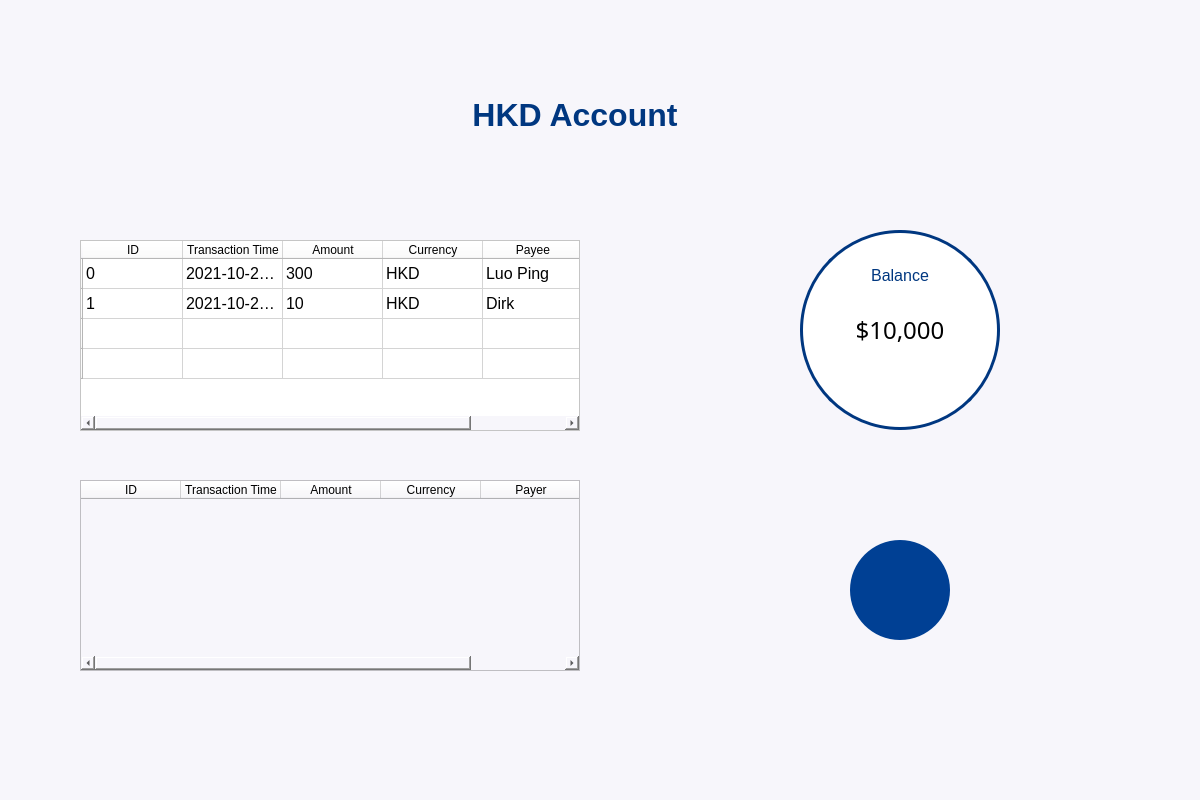
First picture: the form in accountsDetail.ui, repository mintpancake/ikyc, before the edit.
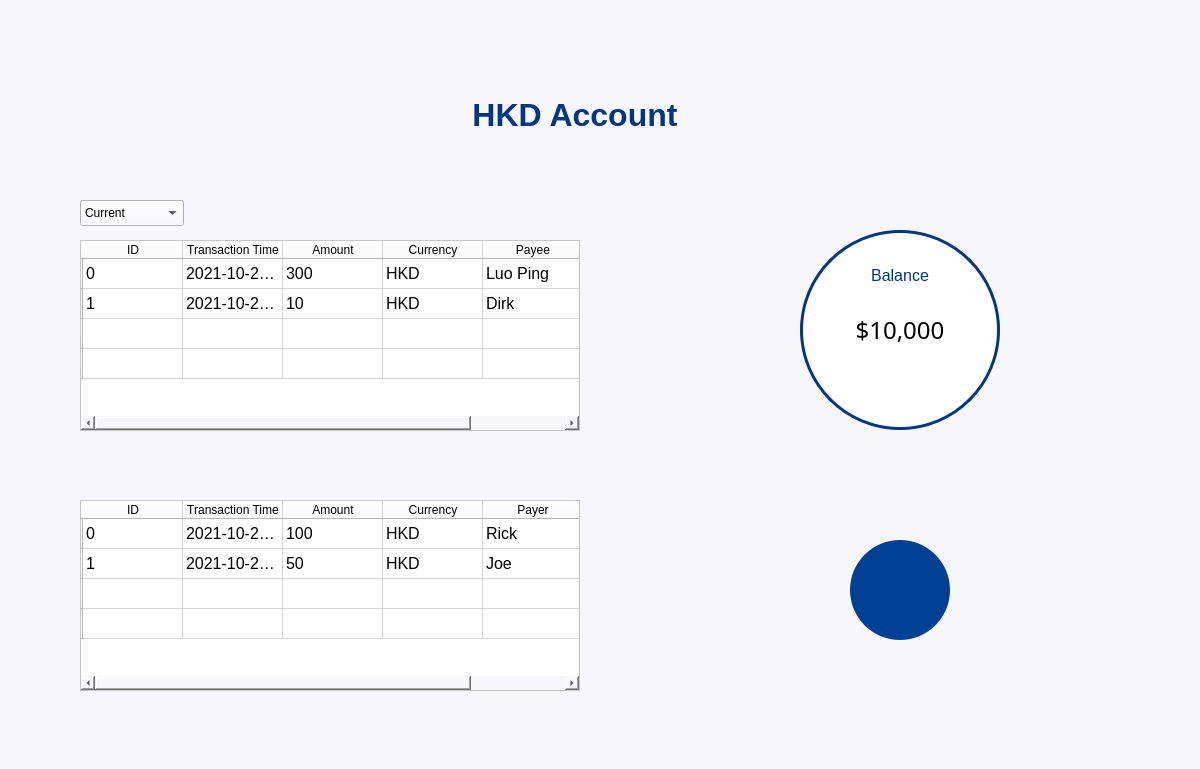
Second picture: the form after the edit. Icons and pictures are not drawn.

The edit to the form file:
```diff
--- a/accountsDetail.ui
+++ b/accountsDetail.ui
@@ -7,7 +7,7 @@
     <x>0</x>
     <y>0</y>
     <width>1200</width>
-    <height>800</height>
+    <height>769</height>
    </rect>
   </property>
   <property name="font">
@@ -211,47 +211,6 @@
      </property>
     </item>
    </widget>
-   <widget class="QTableWidget" name="tableWidget_2">
-    <property name="geometry">
-     <rect>
-      <x>80</x>
-      <y>480</y>
-      <width>500</width>
-      <height>191</height>
-     </rect>
-    </property>
-    <property name="font">
-     <font>
-      <family>Yu Gothic UI</family>
-      <pointsize>12</pointsize>
-     </font>
-    </property>
-    <column>
-     <property name="text">
-      <string>ID</string>
-     </property>
-    </column>
-    <column>
-     <property name="text">
-      <string>Transaction Time</string>
-     </property>
-    </column>
-    <column>
-     <property name="text">
-      <string>Amount</string>
-     </property>
-    </column>
-    <column>
-     <property name="text">
-      <string>Currency</string>
-     </property>
-    </column>
-    <column>
-     <property name="text">
-      <string>Payer</string>
-     </property>
-    </column>
-   </widget>
    <widget class="QWidget" name="HKDWidge" native="true">
     <property name="geometry">
      <rect>
@@ -320,6 +279,157 @@
      </property>
     </widget>
    </widget>
+   <widget class="QTableWidget" name="tableWidget_2">
+    <property name="geometry">
+     <rect>
+      <x>80</x>
+      <y>500</y>
+      <width>500</width>
+      <height>191</height>
+     </rect>
+    </property>
+    <property name="font">
+     <font>
+      <family>Yu Gothic UI</family>
+      <pointsize>12</pointsize>
+     </font>
+    </property>
+    <property name="styleSheet">
+     <string notr="true">background:white</string>
+    </property>
+    <property name="horizontalScrollMode">
+     <enum>QAbstractItemView::ScrollPerItem</enum>
+    </property>
+    <row>
+     <property name="text">
+      <string/>
+     </property>
+    </row>
+    <row>
+     <property name="text">
+      <string/>
+     </property>
+    </row>
+    <row>
+     <property name="text">
+      <string/>
+     </property>
+    </row>
+    <row>
+     <property name="text">
+      <string/>
+     </property>
+    </row>
+    <column>
+     <property name="text">
+      <string>ID</string>
+     </property>
+    </column>
+    <column>
+     <property name="text">
+      <string>Transaction Time</string>
+     </property>
+    </column>
+    <column>
+     <property name="text">
+      <string>Amount</string>
+     </property>
+    </column>
+    <column>
+     <property name="text">
+      <string>Currency</string>
+     </property>
+    </column>
+    <column>
+     <property name="text">
+      <string>Payer</string>
+     </property>
+    </column>
+    <item row="0" column="0">
+     <property name="text">
+      <string>0</string>
+     </property>
+    </item>
+    <item row="0" column="1">
+     <property name="text">
+      <string>2021-10-24-21-00-04
+
+</string>
+     </property>
+    </item>
+    <item row="0" column="2">
+     <property name="text">
+      <string>100</string>
+     </property>
+    </item>
+    <item row="0" column="3">
+     <property name="text">
+      <string>HKD</string>
+     </property>
+    </item>
+    <item row="0" column="4">
+     <property name="text">
+      <string>Rick</string>
+     </property>
+    </item>
+    <item row="1" column="0">
+     <property name="text">
+      <string>1</string>
+     </property>
+    </item>
+    <item row="1" column="1">
+     <property name="text">
+      <string>2021-10-24-21-00-04
+
+</string>
+     </property>
+    </item>
+    <item row="1" column="2">
+     <property name="text">
+      <string>50</string>
+     </property>
+    </item>
+    <item row="1" column="3">
+     <property name="text">
+      <string>HKD</string>
+     </property>
+    </item>
+    <item row="1" column="4">
+     <property name="text">
+      <string>Joe</string>
+     </property>
+    </item>
+   </widget>
+   <widget class="QComboBox" name="comboBox">
+    <property name="geometry">
+     <rect>
+      <x>80</x>
+      <y>200</y>
+      <width>104</width>
+      <height>26</height>
+     </rect>
+    </property>
+    <item>
+     <property name="text">
+      <string>Current</string>
+     </property>
+    </item>
+    <item>
+     <property name="text">
+      <string>Deposit</string>
+     </property>
+    </item>
+    <item>
+     <property name="text">
+      <string>USD</string>
+     </property>
+    </item>
+    <item>
+     <property name="text">
+      <string>RMB</string>
+     </property>
+    </item>
+   </widget>
   </widget>
  </widget>
  <resources/>
```
